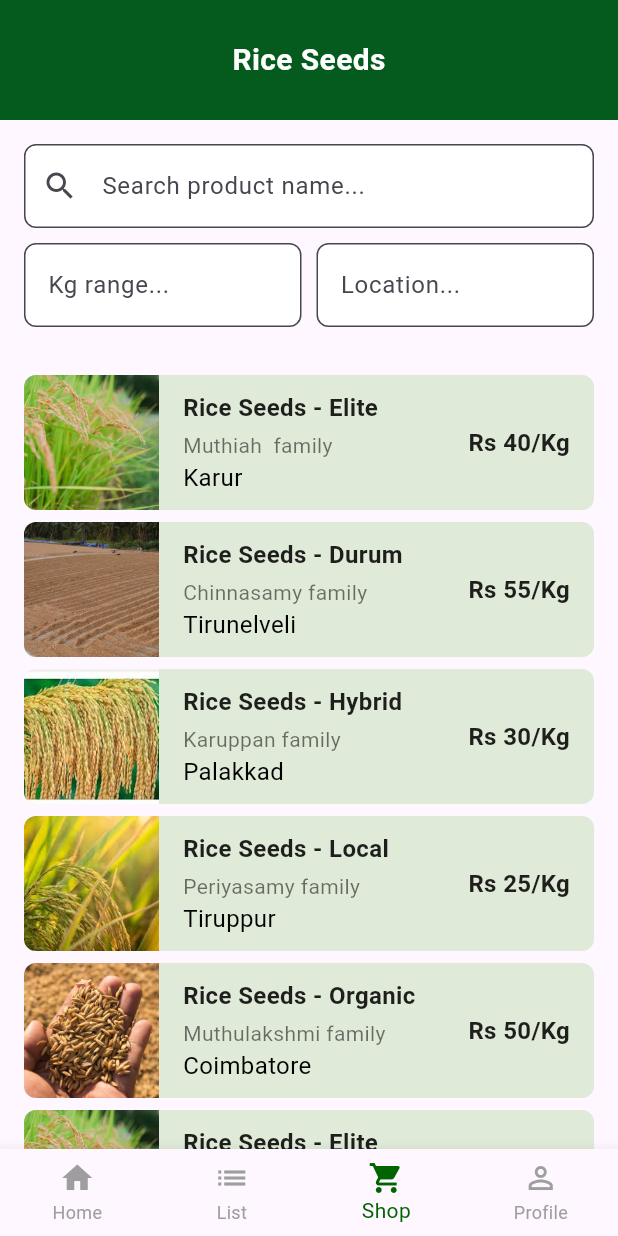
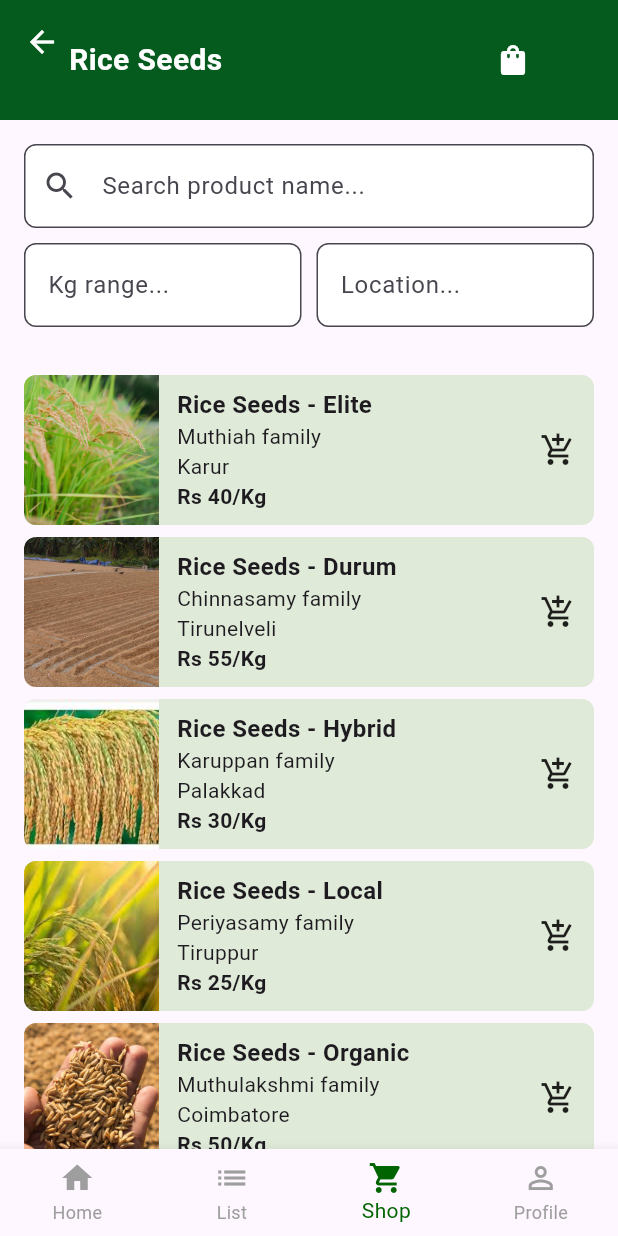
Before and after one commit to Maniprabha06/CropConnect_360, a Flutter app: the RiceSeedpage screen opened directly, on a phone screen of 412 x 824 dp. Run offline on Flutter 3.47's test engine with Material 3 defaults, Android fonts, the phone set to English and light mode, and no system bars; our stand-ins replace animated_splash_screen, image_picker.

Commit message:
updated code

```diff
--- a/lib/rice.dart
+++ b/lib/rice.dart
@@ -17,38 +17,84 @@ class _RiceSeedpageState extends State<RiceSeedpage> {
   String _kgFilter = '';
   String _locationFilter = '';
 
+  final List<Product> _cartItems = [];
+
   void _onItemTapped(int index) {
     setState(() {
       _selectedIndex = index;
     });
 
     switch (index) {
-      case 0: // Home
+      case 0:
         Navigator.pushAndRemoveUntil(
           context,
           MaterialPageRoute(builder: (context) => const HomePage()),
           (route) => false,
         );
         break;
-      case 1: // List
+      case 1:
         Navigator.push(
           context,
           MaterialPageRoute(builder: (context) => const ListPage()),
         );
         break;
-      case 2: // Shop
+      case 2:
         Navigator.push(
           context,
           MaterialPageRoute(builder: (context) => const ShopPage()),
         );
         break;
-      case 3: // Profile
+      case 3:
         Navigator.push(
           context,
           MaterialPageRoute(builder: (context) => const ProfilePage()),
         );
         break;
     }
+  }
+
+  void _addToCart(Product product) {
+    setState(() {
+      _cartItems.add(product);
+    });
+
+    ScaffoldMessenger.of(context).showSnackBar(
+      SnackBar(
+        content: Text('${product.name} added to cart'),
+        duration: const Duration(seconds: 1),
+      ),
+    );
+  }
+
+  void _viewCart() {
+    Navigator.push(
+      context,
+      MaterialPageRoute(
+        builder: (context) => CartPage(cartItems: _cartItems),
+      ),
+    );
+  }
+
+  List<Product> _filteredProducts() {
+    List<Product> allProducts = [
+      Product('assets/riceseedpremimum.jpg', 'Rice Seeds - Elite', 'Muthiah family', 'Karur', 'Rs 40/Kg'),
+      Product('assets/riceseeddrum.jpg', 'Rice Seeds - Durum', 'Chinnasamy family', 'Tirunelveli', 'Rs 55/Kg'),
+      Product('assets/riceseeedhybrid.jpg', 'Rice Seeds - Hybrid', 'Karuppan family', 'Palakkad', 'Rs 30/Kg'),
+      Product('assets/riceseedlocal.jpg', 'Rice Seeds - Local', 'Periyasamy family', 'Tiruppur', 'Rs 25/Kg'),
+      Product('assets/riceseedorganic.jpg', 'Rice Seeds - Organic', 'Muthulakshmi family', 'Coimbatore', 'Rs 50/Kg'),
+      Product('assets/riceseedpremimum.jpg', 'Rice Seeds - Elite', 'Velu family', 'Madurai', 'Rs 45/Kg'),
+      Product('assets/riceseedsoft.jpg', 'Rice Seeds - Soft', 'Ponnamma family', 'Salem', 'Rs 35/Kg'),
+      Product('assets/riceseedspring.jpg', 'Rice Seeds - Spring', 'Vellaiyamma family', 'Erode', 'Rs 60/Kg'),
+    ];
+
+    return allProducts.where((product) {
+      final matchesName = product.name.toLowerCase().contains(_searchQuery.toLowerCase());
+      final matchesLocation = _locationFilter.isEmpty ||
+          product.location.toLowerCase().contains(_locationFilter.toLowerCase());
+      final matchesKg = _kgFilter.isEmpty ||
+          product.price.toLowerCase().contains(_kgFilter.toLowerCase());
+      return matchesName && matchesLocation && matchesKg;
+    }).toList();
   }
 
   @override
@@ -59,18 +105,35 @@ class _RiceSeedpageState extends State<RiceSeedpage> {
         child: AppBar(
           backgroundColor: const Color(0xFF055B1D),
           elevation: 0,
-          automaticallyImplyLeading: false, // Prevents default back button
+          leading: IconButton(
+            icon: const Icon(Icons.arrow_back, color: Colors.white),
+            onPressed: () {
+              Navigator.pop(context);
+            },
+          ),
           flexibleSpace: SafeArea(
             child: Container(
               alignment: Alignment.center,
-              padding: const EdgeInsets.symmetric(horizontal: 16.0),
-              child: const Text(
+              padding: const EdgeInsets.symmetric(horizontal: 46.0),
+              child: Row(
+                mainAxisAlignment: MainAxisAlignment.spaceBetween,
+                children: [
+                  const Text(
                     'Rice Seeds',
+
                     style: TextStyle(
                       color: Colors.white,
                       fontSize: 20,
                       fontWeight: FontWeight.bold,
                     ),
+                  ),
+
+                  IconButton(
+                    onPressed: _viewCart,
+                    icon: const Icon(Icons.shopping_bag),
+                    color: Colors.white,
+                  ),
+                ],
               ),
             ),
           ),
@@ -78,7 +141,7 @@ class _RiceSeedpageState extends State<RiceSeedpage> {
       ),
       body: Column(
         children: [
-          // Advanced Search Section
+          // Filters
           Padding(
             padding: const EdgeInsets.all(16.0),
             child: Column(
@@ -144,12 +207,9 @@ class _RiceSeedpageState extends State<RiceSeedpage> {
                   .map((product) => Padding(
                         padding: const EdgeInsets.only(bottom: 8.0),
                         child: ProductCard(
-                          image: product.image,
-                          name: product.name,
-                          family: product.family,
-                          location: product.location,
-                          price: product.price,
+                          product: product,
                           color: const Color(0xFFE0EAD8),
+                          onAddToCart: () => _addToCart(product),
                         ),
                       ))
                   .toList(),
@@ -164,50 +224,17 @@ class _RiceSeedpageState extends State<RiceSeedpage> {
         currentIndex: _selectedIndex,
         onTap: _onItemTapped,
         items: const [
-          BottomNavigationBarItem(
-            icon: Icon(Icons.home),
-            label: 'Home',
-          ),
-          BottomNavigationBarItem(
-            icon: Icon(Icons.list),
-            label: 'List',
-          ),
-          BottomNavigationBarItem(
-            icon: Icon(Icons.shopping_cart),
-            label: 'Shop',
-          ),
-          BottomNavigationBarItem(
-            icon: Icon(Icons.person_outline),
-            label: 'Profile',
-          ),
+          BottomNavigationBarItem(icon: Icon(Icons.home), label: 'Home'),
+          BottomNavigationBarItem(icon: Icon(Icons.list), label: 'List'),
+          BottomNavigationBarItem(icon: Icon(Icons.shopping_cart), label: 'Shop'),
+          BottomNavigationBarItem(icon: Icon(Icons.person_outline), label: 'Profile'),
         ],
       ),
     );
   }
-
-  List<Product> _filteredProducts() {
-    List<Product> allProducts = [
-      Product('assets/riceseedpremimum.jpg', 'Rice Seeds - Elite', 'Muthiah  family', 'Karur', 'Rs 40/Kg'),
-      Product('assets/riceseeddrum.jpg', 'Rice Seeds - Durum', 'Chinnasamy family', 'Tirunelveli', 'Rs 55/Kg'),
-      Product('assets/riceseeedhybrid.jpg', 'Rice Seeds - Hybrid', 'Karuppan family', 'Palakkad', 'Rs 30/Kg'),
-      Product('assets/riceseedlocal.jpg', 'Rice Seeds - Local', 'Periyasamy family', 'Tiruppur', 'Rs 25/Kg'),
-      Product('assets/riceseedorganic.jpg', 'Rice Seeds - Organic', 'Muthulakshmi family', 'Coimbatore', 'Rs 50/Kg'),
-      Product('assets/riceseedpremimum.jpg', 'Rice Seeds - Elite', 'Velu family', 'Madurai', 'Rs 45/Kg'),
-      Product('assets/riceseedsoft.jpg', 'Rice Seeds - Soft', 'Ponnamma family', 'Salem', 'Rs 35/Kg'),
-      Product('assets/riceseedspring.jpg', 'Rice Seeds - Spring', 'Vellaiyamma family', 'Erode', 'Rs 60/Kg'),
-    ];
-
-    return allProducts.where((product) {
-      final matchesName = product.name.toLowerCase().contains(_searchQuery.toLowerCase());
-      final matchesLocation = _locationFilter.isEmpty ||
-          product.location.toLowerCase().contains(_locationFilter.toLowerCase());
-      final matchesKg = _kgFilter.isEmpty ||
-          product.price.toLowerCase().contains(_kgFilter.toLowerCase());
-      return matchesName && matchesLocation && matchesKg;
-    }).toList();
-  }
 }
 
+// Product class
 class Product {
   final String image;
   final String name;
@@ -218,28 +245,23 @@ class Product {
   Product(this.image, this.name, this.family, this.location, this.price);
 }
 
+// Product Card Widget
 class ProductCard extends StatelessWidget {
-  final String image;
-  final String name;
-  final String family;
-  final String location;
-  final String price;
+  final Product product;
   final Color color;
+  final VoidCallback onAddToCart;
 
   const ProductCard({
     Key? key,
-    required this.image,
-    required this.name,
-    required this.family,
-    required this.location,
-    required this.price,
+    required this.product,
     required this.color,
+    required this.onAddToCart,
   }) : super(key: key);
 
   @override
   Widget build(BuildContext context) {
     return Container(
-      height: 90,
+      height: 100,
       decoration: BoxDecoration(
         color: color,
         borderRadius: BorderRadius.circular(8.0),
@@ -252,67 +274,114 @@ class ProductCard extends StatelessWidget {
               bottomLeft: Radius.circular(8.0),
             ),
             child: Image.asset(
-              image,
+              product.image,
               width: 90,
-              height: 90,
+              height: 100,
               fit: BoxFit.cover,
-              errorBuilder: (context, error, stackTrace) {
-                return Container(
+              errorBuilder: (context, error, stackTrace) => Container(
                 width: 90,
-                  height: 90,
+                height: 100,
                 color: Colors.grey[300],
                 child: const Center(child: Text('Image Not Found')),
-                );
-              },
+              ),
             ),
           ),
           Expanded(
             child: Padding(
-              padding: const EdgeInsets.symmetric(horizontal: 16.0),
+              padding: const EdgeInsets.symmetric(horizontal: 12.0, vertical: 8.0),
               child: Column(
                 crossAxisAlignment: CrossAxisAlignment.start,
-                mainAxisAlignment: MainAxisAlignment.center,
                 children: [
-                  Text(
-                    name,
-                    style: const TextStyle(
-                      fontSize: 16,
-                      fontWeight: FontWeight.bold,
-                      color: Colors.black87,
-                    ),
-                  ),
-                  const SizedBox(height: 4),
-                  Text(
-                    family,
-                    style: const TextStyle(
-                      fontSize: 14,
-                      color: Colors.black54,
-                    ),
-                  ),
-                  Text(
-                    location,
-                    style: const TextStyle(
-                      fontSize: 16,
-                      color: Colors.black,
-                    ),
-                  ),
+                  Text(product.name,
+                      style: const TextStyle(fontWeight: FontWeight.bold, fontSize: 16)),
+                  Text(product.family, style: const TextStyle(fontSize: 14)),
+                  Text(product.location, style: const TextStyle(fontSize: 14)),
+                  Text(product.price,
+                      style: const TextStyle(fontWeight: FontWeight.bold, fontSize: 14)),
                 ],
               ),
             ),
           ),
-          Padding(
-            padding: const EdgeInsets.only(right: 16.0),
-            child: Text(
-              price,
-              style: const TextStyle(
-                fontSize: 16,
-                fontWeight: FontWeight.bold,
+          IconButton(
+            icon: const Icon(Icons.add_shopping_cart),
+            onPressed: onAddToCart,
             color: Colors.black87,
-              ),
-            ),
           ),
         ],
       ),
     );
   }
 }
+
+class CartPage extends StatelessWidget {
+  final List<Product> cartItems;
+
+  const CartPage({Key? key, required this.cartItems}) : super(key: key);
+
+  @override
+  Widget build(BuildContext context) {
+    return Scaffold(
+      appBar: AppBar(
+        backgroundColor: const Color(0xFF055B1D),
+        iconTheme: const IconThemeData(
+          color: Colors.white, // Changes the arrow icon to white
+        ),
+        title: const Text(
+          'Your Cart',
+          style: TextStyle(
+            color: Colors.white, // Set text color to white
+            fontSize: 20,
+            fontWeight: FontWeight.bold,
+          ),
+        ),
+      ),
+      body: cartItems.isEmpty
+          ? const Center(child: Text('Cart is empty'))
+          : ListView.builder(
+              itemCount: cartItems.length,
+              itemBuilder: (context, index) {
+                final product = cartItems[index];
+                return ListTile(
+                  leading: Image.asset(
+                    product.image,
+                    width: 50,
+                    height: 50,
+                    fit: BoxFit.cover,
+                  ),
+                  title: Text(product.name),
+                  subtitle: Text(product.price),
+                );
+              },
+            ),
+      bottomNavigationBar: cartItems.isEmpty
+          ? null
+          : Padding(
+              padding: const EdgeInsets.all(16.0),
+              child: ElevatedButton(
+                style: ElevatedButton.styleFrom(
+                  backgroundColor: const Color(0xFF055B1D),
+                  padding: const EdgeInsets.symmetric(vertical: 16.0),
+                  shape: RoundedRectangleBorder(
+                    borderRadius: BorderRadius.circular(8),
+                  ),
+                ),
+                onPressed: () {
+                  // Handle place order logic here
+                  ScaffoldMessenger.of(context).showSnackBar(
+                    const SnackBar(content: Text('Order placed successfully!')),
+                  );
+                },
+                child: const Text(
+  'Place Order',
+  style: TextStyle(
+    fontSize: 16,
+    fontWeight: FontWeight.bold,
+    color: Colors.white, // <-- added this line
+  ),
+),
+
+              ),
+            ),
+    );
+  }
+}
```
Lines whose indentation alone changed are shown as unchanged.
